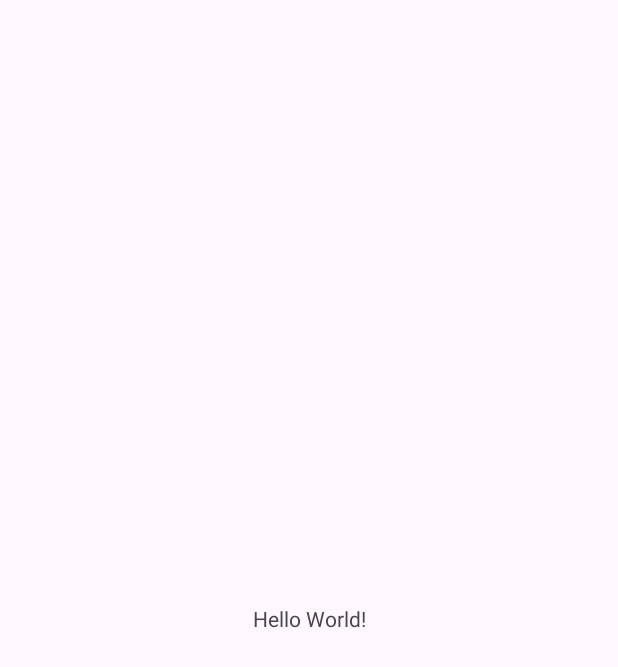
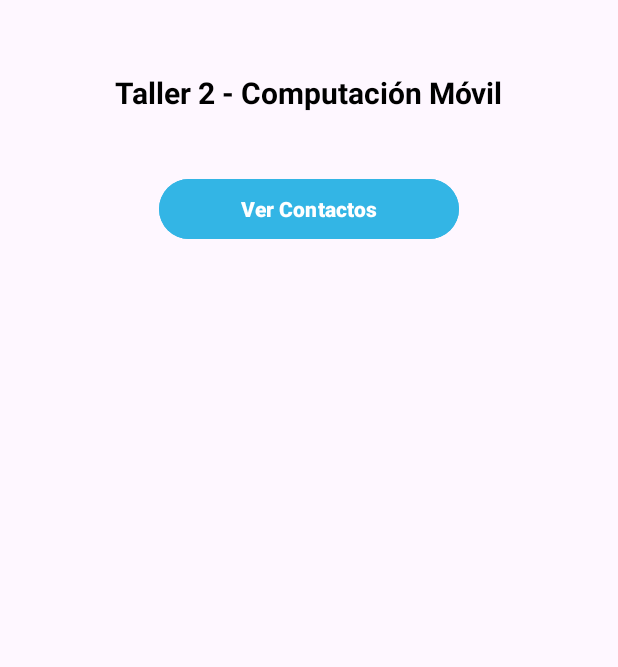
Before and after one commit to Palmxl/Taller-2-ICM, an Android app: the screen it shows after launch (MainActivity), on a phone screen of 412 x 824 dp. Before the commit the part shown is almost empty. Shown: the top 667 px of the screen. Run offline under Robolectric (Android 15) with nearby library versions, the phone set to English and light mode, and no system bars.

```diff
--- a/app/src/main/AndroidManifest.xml
+++ b/app/src/main/AndroidManifest.xml
@@ -1,6 +1,8 @@
 <?xml version="1.0" encoding="utf-8"?>
 <manifest xmlns:android="http://schemas.android.com/apk/res/android"
     xmlns:tools="http://schemas.android.com/tools">
+
+    <uses-permission android:name="android.permission.READ_CONTACTS" />
 
     <application
         android:allowBackup="true"
@@ -12,6 +14,9 @@
         android:supportsRtl="true"
         android:theme="@style/Theme.Taller2ICM"
         tools:targetApi="31">
+
+        <activity android:name=".ContactosActivity"/>
+
         <activity
             android:name=".MainActivity"
             android:exported="true">
--- a/app/src/main/java/com/example/taller2_icm/MainActivity.kt
+++ b/app/src/main/java/com/example/taller2_icm/MainActivity.kt
@@ -1,20 +1,23 @@
 package com.example.taller2_icm
 
+import android.content.Intent
 import android.os.Bundle
-import androidx.activity.enableEdgeToEdge
 import androidx.appcompat.app.AppCompatActivity
-import androidx.core.view.ViewCompat
-import androidx.core.view.WindowInsetsCompat
+import com.example.taller2_icm.databinding.ActivityMainBinding
 
 class MainActivity : AppCompatActivity() {
+
+    private lateinit var binding: ActivityMainBinding
+
     override fun onCreate(savedInstanceState: Bundle?) {
         super.onCreate(savedInstanceState)
-        enableEdgeToEdge()
-        setContentView(R.layout.activity_main)
-        ViewCompat.setOnApplyWindowInsetsListener(findViewById(R.id.main)) { v, insets ->
-            val systemBars = insets.getInsets(WindowInsetsCompat.Type.systemBars())
-            v.setPadding(systemBars.left, systemBars.top, systemBars.right, systemBars.bottom)
-            insets
+        binding = ActivityMainBinding.inflate(layoutInflater)
+        setContentView(binding.root)
+
+        // Botón para abrir la lista de contactos
+        binding.btnContactos.setOnClickListener {
+            val intent = Intent(this, ContactosActivity::class.java)
+            startActivity(intent)
         }
     }
 }
--- /dev/null
+++ b/app/src/main/res/drawable/baseline_contact_mail_24.xml
@@ -0,0 +1,5 @@
+<vector xmlns:android="http://schemas.android.com/apk/res/android" android:alpha="0.9" android:height="24dp" android:tint="#00CFFD" android:viewportHeight="24" android:viewportWidth="24" android:width="24dp">
+
+    <path android:fillColor="@android:color/white" android:pathData="M21,8L21,7l-3,2 -3,-2v1l3,2 3,-2zM22,3L2,3C0.9,3 0,3.9 0,5v14c0,1.1 0.9,2 2,2h20c1.1,0 1.99,-0.9 1.99,-2L24,5c0,-1.1 -0.9,-2 -2,-2zM8,6c1.66,0 3,1.34 3,3s-1.34,3 -3,3 -3,-1.34 -3,-3 1.34,-3 3,-3zM14,18L2,18v-1c0,-2 4,-3.1 6,-3.1s6,1.1 6,3.1v1zM22,12h-8L14,6h8v6z"/>
+
+</vector>
--- a/app/src/main/res/layout/activity_main.xml
+++ b/app/src/main/res/layout/activity_main.xml
@@ -1,5 +1,6 @@
 <?xml version="1.0" encoding="utf-8"?>
-<androidx.constraintlayout.widget.ConstraintLayout xmlns:android="http://schemas.android.com/apk/res/android"
+<androidx.constraintlayout.widget.ConstraintLayout
+    xmlns:android="http://schemas.android.com/apk/res/android"
     xmlns:app="http://schemas.android.com/apk/res-auto"
     xmlns:tools="http://schemas.android.com/tools"
     android:id="@+id/main"
@@ -7,13 +8,34 @@
     android:layout_height="match_parent"
     tools:context=".MainActivity">
 
+    <!-- Título -->
     <TextView
+        android:id="@+id/tituloApp"
         android:layout_width="wrap_content"
         android:layout_height="wrap_content"
-        android:text="Hello World!"
-        app:layout_constraintBottom_toBottomOf="parent"
+        android:text="Taller 2 - Computación Móvil"
+        android:textSize="20sp"
+        android:textStyle="bold"
+        android:textColor="@android:color/black"
+        app:layout_constraintTop_toTopOf="parent"
+        app:layout_constraintStart_toStartOf="parent"
         app:layout_constraintEnd_toEndOf="parent"
+        android:layout_marginTop="48dp"/>
+
+    <!-- Botón 1 - Contactos -->
+    <Button
+        android:id="@+id/btnContactos"
+        android:layout_width="200dp"
+        android:layout_height="wrap_content"
+        android:text="Ver Contactos"
+        android:backgroundTint="@android:color/holo_blue_light"
+        android:textColor="@android:color/white"
+        android:textStyle="bold"
+        app:layout_constraintTop_toBottomOf="@id/tituloApp"
         app:layout_constraintStart_toStartOf="parent"
-        app:layout_constraintTop_toTopOf="parent" />
+        app:layout_constraintEnd_toEndOf="parent"
+        android:layout_marginTop="40dp"/>
+
+
 
 </androidx.constraintlayout.widget.ConstraintLayout>
--- a/gradle/libs.versions.toml
+++ b/gradle/libs.versions.toml
@@ -1,5 +1,5 @@
 [versions]
-agp = "8.7.3"
+agp = "8.12.3"
 kotlin = "1.9.24"
 coreKtx = "1.17.0"
 junit = "4.13.2"
```
Also changed, not shown: app/build.gradle.kts (+7 -2 lines), app/src/main/java/com/example/taller2_icm/ContactosActivity.kt (added, +107 -0 lines), app/src/main/java/com/example/taller2_icm/ContactsAdapter.kt (added, +29 -0 lines), app/src/main/res/layout/activity_contactos.xml (added, +18 -0 lines), app/src/main/res/layout/layout_contact_item.xml (added, +44 -0 lines), gradle/wrapper/gradle-wrapper.properties.
